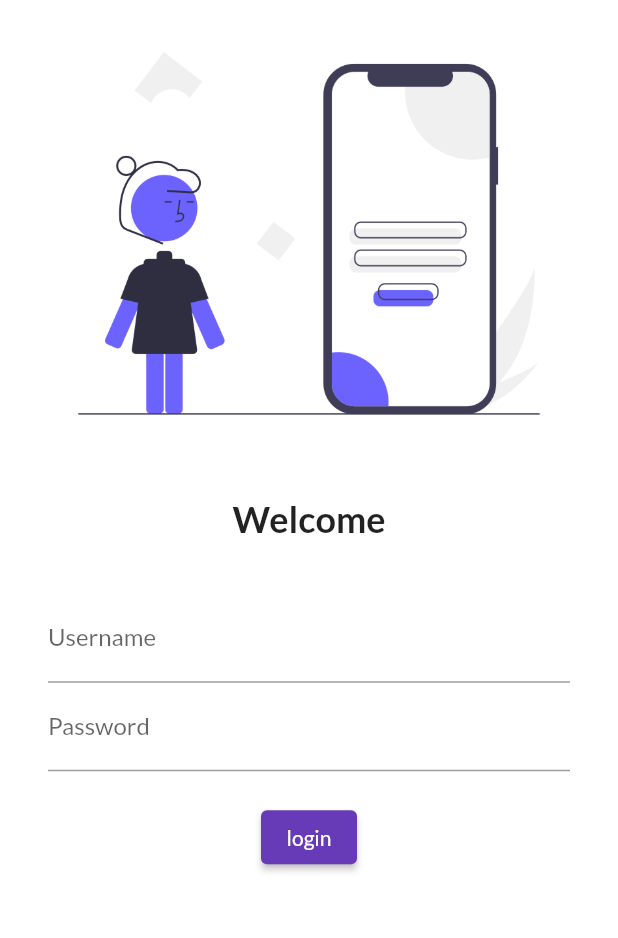
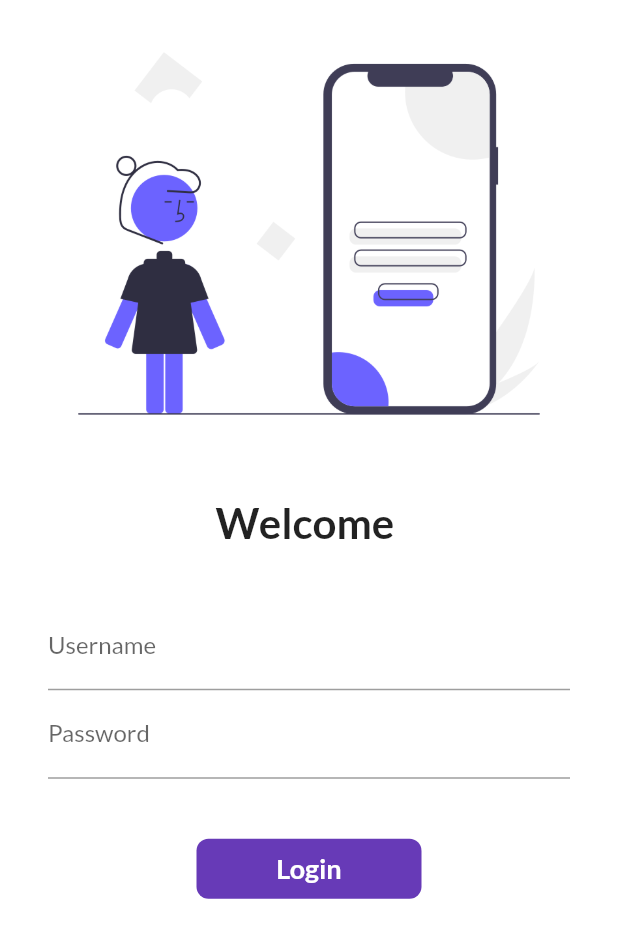
Before and after one commit to git-max-ai/flutter_application, a Flutter app: the screen it shows after launch, on a phone screen of 412 x 824 dp. Shown: the top 938 px of the screen. Run offline on Flutter 3.47's test engine with Material 2 defaults, Android fonts, the phone set to English and light mode, and no system bars; our stand-ins replace google_fonts.

Commit message:
commit 2

```diff
--- a/lib/main.dart
+++ b/lib/main.dart
@@ -1,6 +1,7 @@
 import 'package:flutter/material.dart';
 import 'package:flutter_application_1/pages/home_page.dart';
 import 'package:flutter_application_1/pages/login_page.dart';
+import 'package:flutter_application_1/utils/routes.dart';
 import 'package:google_fonts/google_fonts.dart';
 
 // import 'pages/home_page.dart';
@@ -40,8 +41,8 @@ class MyApp extends StatelessWidget {
       // initialRoute: "/home",
       routes: {
         "/": (context) => LoginPage(),
-        "home": (context)  => HomePage(),
-        "/Login": (context) => LoginPage(),
+        MyRoutes.homeRoute: (context)  => HomePage(),
+        MyRoutes.loginRoute: (context) => LoginPage(),
       },
     );
   }
--- a/lib/pages/login_page.dart
+++ b/lib/pages/login_page.dart
@@ -1,12 +1,22 @@
 import 'package:flutter/material.dart';
+import 'package:flutter_application_1/utils/routes.dart';
 
-class LoginPage extends StatelessWidget {
+class LoginPage extends StatefulWidget {
   const LoginPage({super.key});
+
+  @override
+  State<LoginPage> createState() => _LoginPageState();
+}
+
+class _LoginPageState extends State<LoginPage> {
+  String name = "";
+  bool changeButton = false;
 
   @override
   Widget build(BuildContext context) {
     return Material(
       color: Colors.white,
+      child: SingleChildScrollView(
         child: Column(
           children: <Widget>[
             Image.asset("assets/images/login_image.png",
@@ -16,9 +26,9 @@ class LoginPage extends StatelessWidget {
               height: 20.0,
             ),
             Text(
-            "Welcome",
+              "Welcome $name",
               style: TextStyle(
-              fontSize: 24,
+                fontSize: 28,
                 fontWeight: FontWeight.bold,
               ),
             ),
@@ -35,6 +45,10 @@ class LoginPage extends StatelessWidget {
                     hintText: "Enter Username",
                     labelText: "Username",
                     ),
+                    onChanged: (value){
+                      name = value;
+                      setState(() {});
+                    },
                   ),
                   TextFormField(
                     obscureText: true,
@@ -44,19 +58,50 @@ class LoginPage extends StatelessWidget {
                     ),
                   ),
                   SizedBox(
-                  height: 20.0,
+                    height: 40.0,
                   ),
 
-                ElevatedButton(
-                  child: Text("login"),
-                  style: TextButton.styleFrom(),
-                  onPressed: (){
-                    print("Hello");
-                  }, )
+                  InkWell(
+                    onTap: () async {
+                      setState(() {
+                        changeButton = true;
+                      });
+                      await Future.delayed(Duration(seconds: 1));
+                      Navigator.pushNamed(context, MyRoutes.homeRoute);
+                    },
+                    child: AnimatedContainer(
+                      duration: Duration(seconds: 1),
+                      width: changeButton ? 50 : 150,
+                      height: 40,
+                      // color: Colors.deepPurple,
+                      alignment: Alignment.center,
+                      child: changeButton ? Icon(Icons.done, color: Colors.white,) : Text(
+                        "Login",
+                        style: TextStyle(
+                          color: Colors.white,
+                          fontWeight: FontWeight.bold,
+                          fontSize: 18),
+                        ),
+                        decoration: BoxDecoration(
+                          color: Colors.deepPurple,
+                          // shape: changeButton ? BoxShape.circle : BoxShape.rectangle,
+                          borderRadius: BorderRadius.circular(changeButton ? 50 : 8),
+                        ),
+                    ),
+                  ),
+
+                  // ElevatedButton(
+                  //   child: Text("login"),
+                  //   style: TextButton.styleFrom(minimumSize: Size(150, 40)),
+                  //   onPressed: (){
+                  //     Navigator.pushNamed(context, MyRoutes.homeRoute);
+                  //   },
+                  // )
                 ],
               ),
             )
           ],
+        ),
       )
     );
   }
--- /dev/null
+++ b/lib/utils/routes.dart
@@ -0,0 +1,5 @@
+class MyRoutes{
+  static String loginRoute = "/login";
+  static String homeRoute = "/home";
+
+}
```
Lines whose indentation alone changed are shown as unchanged.
